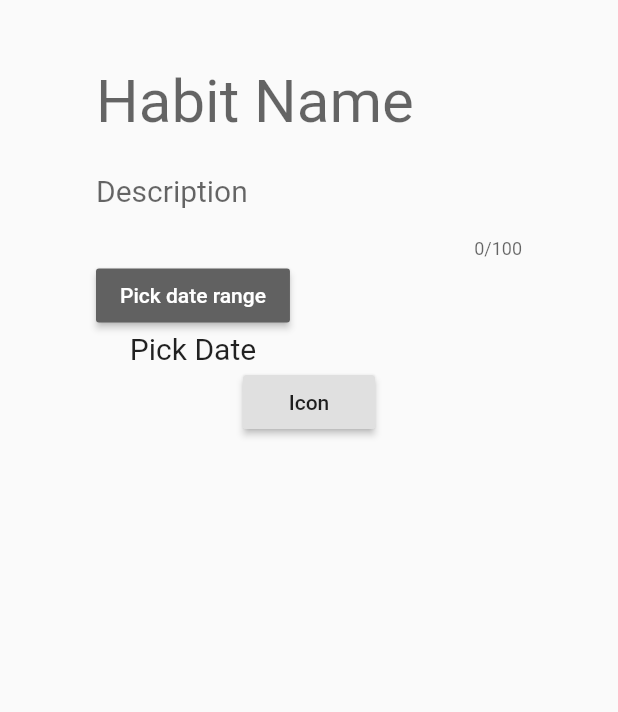
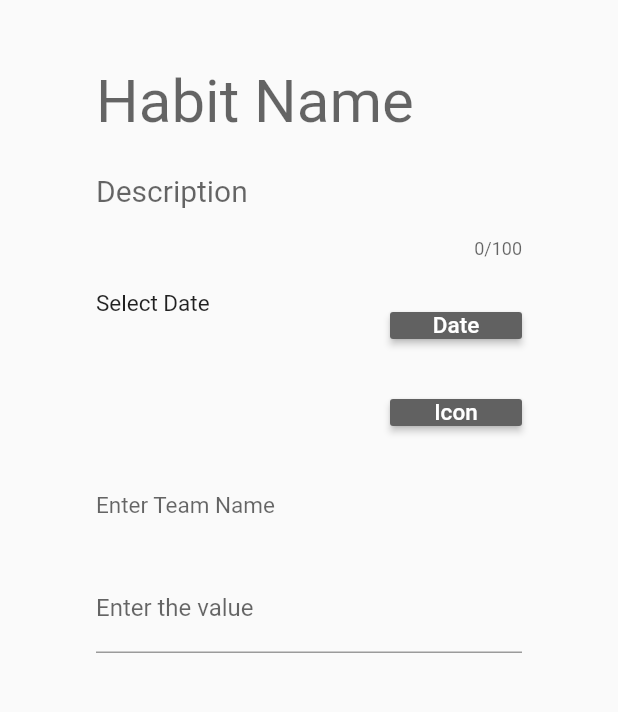
Before and after one commit to bri-shin/gatchy_work, a Flutter app: the screen it shows after launch, on a phone screen of 412 x 824 dp, the part 84-796 px from its top. Run offline on Flutter 3.47's test engine with Material 2 defaults, Android fonts, the phone set to English and light mode, and no system bars; our stand-ins replace cloud_firestore, firebase_auth, flutter_spinkit, google_sign_in; missing offline and left inert: date_range_picker, flutter_iconpicker; accounts and stored records are empty.

Commit message:
habit creation screen implemented

```diff
--- a/lib/screens/home/createHabit.dart
+++ b/lib/screens/home/createHabit.dart
@@ -1,7 +1,8 @@
 import "package:flutter/material.dart";
-import 'package:gatchy_work/shared/date.dart';
-import 'package:gatchy_work/shared/iconPicker.dart';
-
+import 'package:gatchy_work/screens/home/habit_widgets/date.dart';
+import 'package:gatchy_work/screens/home/habit_widgets/iconPicker.dart';
+import 'package:gatchy_work/screens/home/habit_widgets/addTeam.dart';
+import 'package:gatchy_work/screens/home/habit_widgets/addValue.dart';
 
 class CreateHabit extends StatefulWidget {
   @override
@@ -52,8 +53,14 @@ class _CreateHabitState extends State<CreateHabit> {
                         hintText: 'Description'
                       ),
                     ),
+                    SizedBox(height: 20),
                     DateRange(),
-                    IconPicker()
+                    SizedBox(height: 10),
+                    IconPicker(),
+                    SizedBox(height: 10),
+                    AddTeam(),
+                    SizedBox(height: 10),
+                    AddValue(),
                   ],
                 ) ,
               )
--- /dev/null
+++ b/lib/screens/home/habit_widgets/addTeam.dart
@@ -0,0 +1,20 @@
+import 'package:flutter/material.dart';
+
+class AddTeam extends StatefulWidget {
+  @override
+  _AddTeamState createState() => _AddTeamState();
+}
+
+class _AddTeamState extends State<AddTeam> {
+  @override
+  Widget build(BuildContext context) {
+    return TextField(
+        style: TextStyle(fontSize: 15.0),
+        decoration: InputDecoration(
+          labelText: "Enter Team Name",
+          border: InputBorder.none,
+          hintText: 'Brian Shin'
+        ),
+      );
+  }
+}
--- /dev/null
+++ b/lib/screens/home/habit_widgets/addValue.dart
@@ -0,0 +1,13 @@
+import "package:flutter/material.dart";
+import 'package:flutter/services.dart';
+
+class AddValue extends StatelessWidget {
+  @override
+  Widget build(BuildContext context) {
+    return TextField(
+            decoration: new InputDecoration(labelText: "Enter the value", hintText: "50.0"),
+            keyboardType: TextInputType.number,
+            inputFormatters: <TextInputFormatter>[WhitelistingTextInputFormatter.digitsOnly],
+          );
+  }
+}
--- a/lib/shared/date.dart
+++ b/lib/screens/home/habit_widgets/date.dart
@@ -39,14 +39,17 @@ class _DateRangeState extends State<DateRange> {
 
   @override
   Widget build(BuildContext context) {
-    return Column(
+    return Row(
+      crossAxisAlignment: CrossAxisAlignment.start,
+      mainAxisAlignment: MainAxisAlignment.spaceBetween,
       children: <Widget>[
+        Text(_habitDates.length != 0  && _habitDates.length == 2 ? _habitDates[0] + " to " + _habitDates[1] : "Select Date", style: TextStyle(fontSize: 15.0)),
         MaterialButton(
+        height: 12.0,
         color: Colors.grey[700],
         onPressed: _pickDate,
-        child: Text("Pick date range", style: TextStyle(color: Colors.white),)
+        child: Text("Date", style: TextStyle(color: Colors.white, fontSize: 15.0),)
         ),
-        Text(_habitDates.length != 0  && _habitDates.length == 2 ? _habitDates[0] + " to " + _habitDates[1] : "Pick Date", style: TextStyle(fontSize: 20.0)),
       ],
     );
   }
--- a/lib/shared/iconPicker.dart
+++ b/lib/screens/home/habit_widgets/iconPicker.dart
@@ -34,19 +34,20 @@ _pickIcon() async {
   @override
   Widget build(BuildContext context) {
     return Center(
-      child: Column(
-        mainAxisAlignment: MainAxisAlignment.center,
-        crossAxisAlignment: CrossAxisAlignment.center,
+      child: Row(
+        mainAxisAlignment: MainAxisAlignment.spaceBetween,
+        crossAxisAlignment: CrossAxisAlignment.start,
         children: <Widget>[
-          RaisedButton(
-            onPressed: _pickIcon,
-            child: Text('Icon'),
-          ),
-          SizedBox(height: 10),
           AnimatedSwitcher(
             duration: Duration(milliseconds: 300),
             child: _icon != null ? _icon : Container()
-          )
+          ),
+          MaterialButton(
+            onPressed: _pickIcon,
+            height: 12.0,
+            child: Text('Icon', style: TextStyle(color: Colors.white, fontSize: 15.0),),
+            color: Colors.grey[700],
+          ),
         ])
     );
   }
```
Also changed, not shown: 2 other files.
